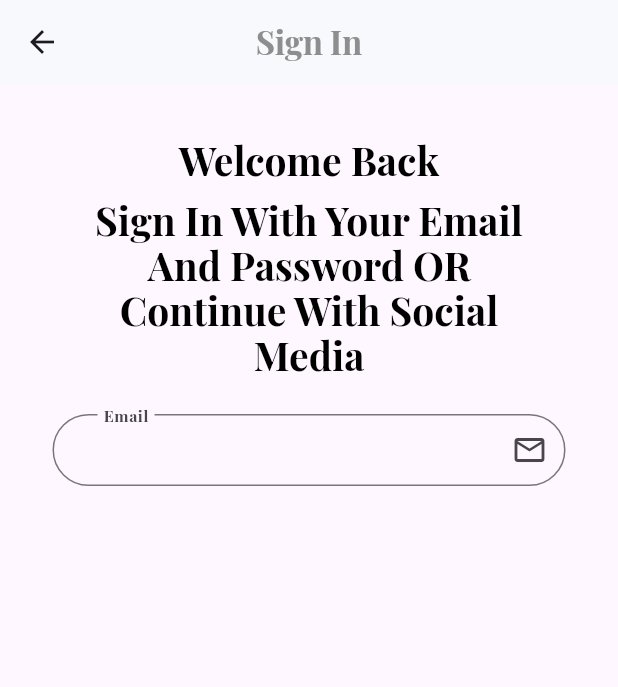
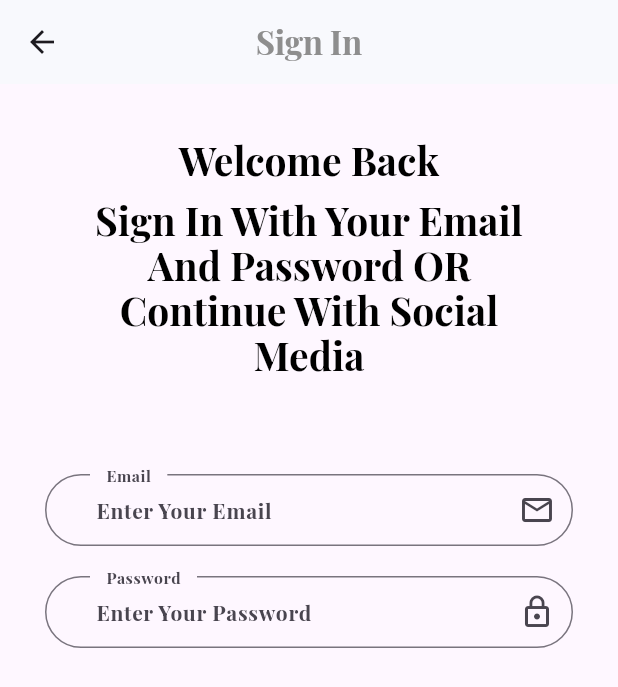
Before and after one commit to mohamadjisri/ecommerce, a Flutter app: the Login screen opened by its route, on a phone screen of 412 x 824 dp. Shown: the top 687 px of the screen. Run offline on Flutter 3.47's test engine with Material 3 defaults, Android fonts, the phone set to English and light mode, and no system bars; our stand-ins replace get, shared_preferences; accounts and stored records are empty; project files that could hold a hidden picture were left out.

Commit message:
15. login page design

```diff
--- a/lib/view/screen/auth/login.dart
+++ b/lib/view/screen/auth/login.dart
@@ -1,4 +1,7 @@
 import 'package:ecommerce/core/constant/color.dart';
+import 'package:ecommerce/view/widget/auth/customtextbodyauth.dart';
+import 'package:ecommerce/view/widget/auth/customtextformauth.dart';
+import 'package:ecommerce/view/widget/auth/customtexttitleauth.dart';
 import 'package:flutter/material.dart';
 
 class Login extends StatelessWidget {
@@ -18,33 +21,28 @@ class Login extends StatelessWidget {
                 .copyWith(color: AppColor.grey)),
       ),
       body: Container(
-        padding: const EdgeInsets.symmetric(vertical: 15, horizontal: 35),
-        child: ListView(children: [
-          const SizedBox(height: 20),
-          Text(
-            "Welcome Back",
-            textAlign: TextAlign.center,
-            style: Theme.of(context).textTheme.displayMedium,
+        padding: const EdgeInsets.symmetric(vertical: 15, horizontal: 30),
+        child: ListView(children: const [
+          SizedBox(height: 20),
+          CustomTextTitleAuth(
+            text: "Welcome Back",
           ),
-          const SizedBox(height: 10),
-          Container(
-            margin: const EdgeInsets.symmetric(horizontal: 25),
-            child: Text(
-              "Sign In With Your Email And Password OR Continue With Social Media",
-              textAlign: TextAlign.center,
-              style: Theme.of(context).textTheme.displayMedium,
-            ),
+          SizedBox(height: 10),
+          CustomTextBodyAuth(
+              text:
+                  "Sign In With Your Email And Password OR Continue With Social Media"),
+          SizedBox(height: 65),
+          CustomTextFormAuth(
+            hinttext: "Enter Your Email",
+            iconData: Icons.email_outlined,
+            labeltext: "Email",
+            // mycontroller:
           ),
-          const SizedBox(height: 25),
-          TextFormField(
-            decoration: InputDecoration(
-                floatingLabelBehavior: FloatingLabelBehavior.always,
-                contentPadding:
-                    const EdgeInsets.symmetric(vertical: 5, horizontal: 30),
-                label: const Text("Email"),
-                suffixIcon: const Icon(Icons.email_outlined),
-                border: OutlineInputBorder(
-                    borderRadius: BorderRadius.circular(30))),
+          CustomTextFormAuth(
+            hinttext: "Enter Your Password",
+            iconData: Icons.lock_outline,
+            labeltext: "Password",
+            // mycontroller:
           )
         ]),
       ),
--- /dev/null
+++ b/lib/view/widget/auth/customtextbodyauth.dart
@@ -0,0 +1,18 @@
+import 'package:flutter/material.dart';
+
+class CustomTextBodyAuth extends StatelessWidget {
+  final String text;
+  const CustomTextBodyAuth({super.key, required this.text});
+
+  @override
+  Widget build(BuildContext context) {
+    return Container(
+      margin: const EdgeInsets.symmetric(horizontal: 25),
+      child: Text(
+        text,
+        textAlign: TextAlign.center,
+        style: Theme.of(context).textTheme.displayMedium,
+      ),
+    );
+  }
+}
--- /dev/null
+++ b/lib/view/widget/auth/customtextformauth.dart
@@ -0,0 +1,36 @@
+import 'package:flutter/material.dart';
+
+class CustomTextFormAuth extends StatelessWidget {
+  final String hinttext;
+  final String labeltext;
+  final IconData iconData;
+  final TextEditingController? mycontroller;
+
+  const CustomTextFormAuth(
+      {super.key,
+      required this.hinttext,
+      required this.labeltext,
+      required this.iconData,
+      this.mycontroller});
+
+  @override
+  Widget build(BuildContext context) {
+    return Container(
+      margin: const EdgeInsets.only(bottom: 20),
+      child: TextFormField(
+        controller: mycontroller,
+        decoration: InputDecoration(
+            hintText: hinttext,
+            hintStyle: const TextStyle(fontSize: 14),
+            floatingLabelBehavior: FloatingLabelBehavior.always,
+            contentPadding:
+                const EdgeInsets.symmetric(vertical: 5, horizontal: 30),
+            label: Container(
+                margin: const EdgeInsets.symmetric(horizontal: 9),
+                child: Text(labeltext)),
+            suffixIcon: Icon(iconData),
+            border: OutlineInputBorder(borderRadius: BorderRadius.circular(30))),
+      ),
+    );
+  }
+}
--- /dev/null
+++ b/lib/view/widget/auth/customtexttitleauth.dart
@@ -0,0 +1,15 @@
+import 'package:flutter/material.dart';
+
+class CustomTextTitleAuth extends StatelessWidget {
+  final String text;
+  const CustomTextTitleAuth({super.key, required this.text});
+
+  @override
+  Widget build(BuildContext context) {
+    return Text(
+      text,
+      textAlign: TextAlign.center,
+      style: Theme.of(context).textTheme.displayMedium,
+    );
+  }
+}
```
